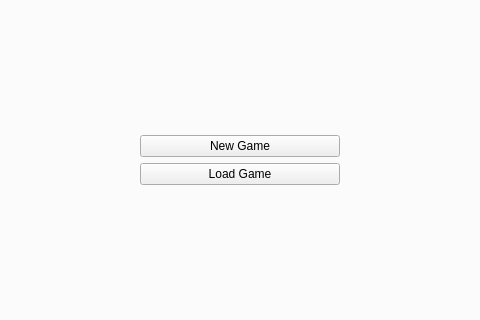
The window that ui/counterwidget.ui (niniemann/TackenCounter) describes before a commit, drawn with Qt 5; both pictures show x 146 to 626 and y 202 to 522 of the 771 by 700 pixel window.
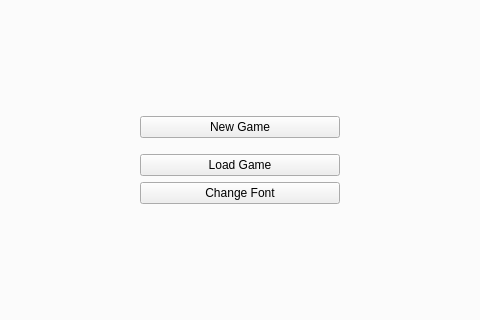
The same window after the commit. The open tabs and pages were chosen to show the change. Custom widgets are drawn as their Qt base class.

Commit message: fixed segfault due to invalid use of QTreeWidget

The edit to the form file:
```diff
--- a/ui/counterwidget.ui
+++ b/ui/counterwidget.ui
@@ -24,7 +24,7 @@
        <string>Start</string>
       </attribute>
       <layout class="QGridLayout" name="gridLayout_2">
-       <item row="3" column="1">
+       <item row="5" column="1">
         <spacer name="verticalSpacer_2">
          <property name="orientation">
           <enum>Qt::Vertical</enum>
@@ -56,7 +56,7 @@
          </property>
         </widget>
        </item>
-       <item row="2" column="1">
+       <item row="3" column="1">
         <widget class="QPushButton" name="btnLoadGame">
          <property name="text">
           <string>Load Game</string>
@@ -76,7 +76,7 @@
          </property>
         </spacer>
        </item>
-       <item row="2" column="2">
+       <item row="3" column="2">
         <spacer name="horizontalSpacer">
          <property name="orientation">
           <enum>Qt::Horizontal</enum>
@@ -102,6 +102,29 @@
          </property>
         </spacer>
        </item>
+       <item row="2" column="1">
+        <spacer name="verticalSpacer_3">
+         <property name="orientation">
+          <enum>Qt::Vertical</enum>
+         </property>
+         <property name="sizeType">
+          <enum>QSizePolicy::Fixed</enum>
+         </property>
+         <property name="sizeHint" stdset="0">
+          <size>
+           <width>20</width>
+           <height>10</height>
+          </size>
+         </property>
+        </spacer>
+       </item>
+       <item row="4" column="1">
+        <widget class="QPushButton" name="btnChangeFont">
+         <property name="text">
+          <string>Change Font</string>
+         </property>
+        </widget>
+       </item>
       </layout>
      </widget>
      <widget class="QWidget" name="tabLog">
```
Left out of the diff: 12 changed lines with no effect on the pictures. The commit also changes 1 other file.
